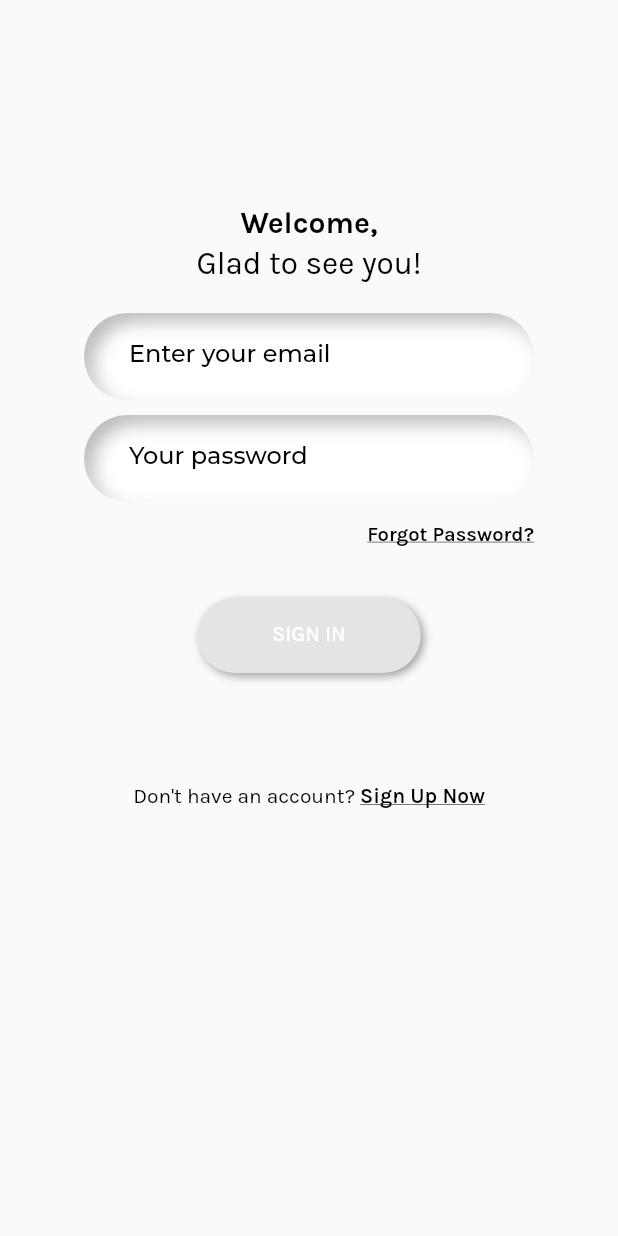
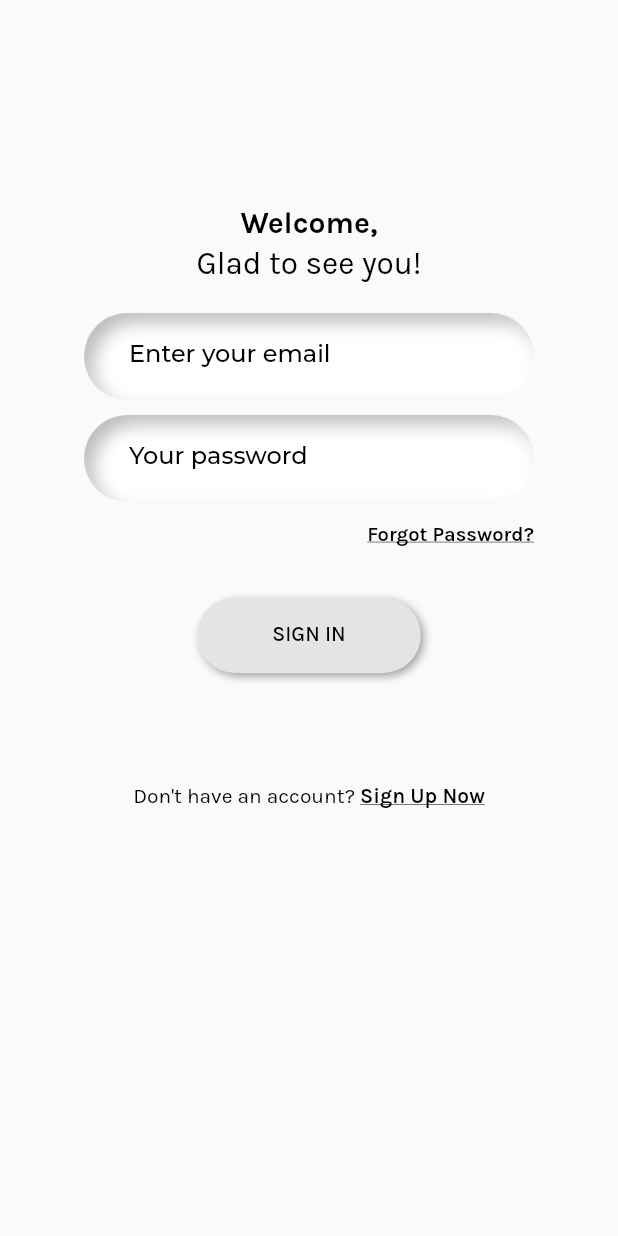
Before and after one commit to johnwandera37/Krazy-Knot, a Flutter app: the screen it shows after launch, on a phone screen of 412 x 824 dp. Run offline on Flutter 3.47's test engine with Material 2 defaults, Android fonts, the phone set to English and light mode, and no system bars; drawn by our look-alikes of flutter_neumorphic; our stand-ins replace animated_notch_bottom_bar, equatable, flutter_dotenv, get, google_fonts, hexcolor and 6 more; missing offline and left inert: open_street_map_search_and_pick; accounts and stored records are empty.

Commit message:
Making password invisible and removing the random error

```diff
--- a/lib/controllers/event_controller.dart
+++ b/lib/controllers/event_controller.dart
@@ -38,7 +38,7 @@ class EventController extends GetxController {
   initUserId() async {
     var controller = Get.find<ProfileController>();
     var profileData = await controller.profileData();
-    debugPrint('NEW USER IDDDD :::::::  ${controller.userInfo!.id}');
+    debugPrint('NEW USER ID :::::::  ${controller.userInfo!.id}');
     userId.value = controller.userInfo!.id;
     fetchEvents(userId.value);
   }
@@ -46,7 +46,7 @@ class EventController extends GetxController {
   //getEvents
   Future<void> fetchEvents(event_owner) async {
 
-    debugPrint('EVENT ID :::::  $event_owner');
+    debugPrint('USER ID :::::  $event_owner');
     try {
       //adfasdf
       final data = await ApiService().fetchEventsData(userId.value);
--- a/lib/controllers/profile_controller.dart
+++ b/lib/controllers/profile_controller.dart
@@ -75,7 +75,7 @@ class ProfileController extends GetxController implements GetxService {
     if (response.statusCode == 200) {
       _userModel = UserModel.fromJson(response.body);
       debugPrint('USER INFO ID+++++++++++++++++++++> ${_userModel!.id}');
-      Get.put(EventController()).fetchEvents(_userModel!.id);
+      // Get.put(EventController()).fetchEvents(_userModel!.id);
       Get.find<AuthController>()
           .setCustomerName('${_userModel!.firstName} ${_userModel!.lastName}');
     } else {
--- a/lib/ui/authentication/loginscreen.dart
+++ b/lib/ui/authentication/loginscreen.dart
@@ -40,6 +40,7 @@ class LoginScreen extends StatelessWidget {
               CustomInput(
                 hintText: Constants.yourPassStr,
                 textEditingController: authController.loginPasswordController,
+                obscureText: true,
               ),
               // FORGOT PASS
               sizedHeight(15),
--- a/lib/ui/base/widgets/custom_button.dart
+++ b/lib/ui/base/widgets/custom_button.dart
@@ -46,7 +46,7 @@ class CustomButton extends StatelessWidget {
               child: Text(
                 buttonStr,
                 style: GoogleFonts.karla(
-                  color: Colors.white,
+                  color: Colors.black,
                   fontSize: 14,
                   fontWeight: FontWeight.w500,
                   height: 1.0,
--- a/lib/ui/base/widgets/custom_input.dart
+++ b/lib/ui/base/widgets/custom_input.dart
@@ -1,5 +1,3 @@
-
-
 import 'package:photomanager/utils/export_files.dart';
 
 class CustomInput extends StatelessWidget {
@@ -8,6 +6,7 @@ class CustomInput extends StatelessWidget {
   final double? vertPadding;
   final String? prefixIconPath;
   final TextEditingController textEditingController;
+  final bool obscureText;
   const CustomInput({
     super.key,
     required this.hintText,
@@ -15,6 +14,7 @@ class CustomInput extends StatelessWidget {
     this.vertPadding,
     this.prefixIconPath,
     required this.textEditingController,
+    this.obscureText = false,
   });
 
   @override
@@ -36,6 +36,7 @@ class CustomInput extends StatelessWidget {
                 style: neumorphicStyle(),
                 child: TextFormField(
                   controller: textEditingController,
+                  obscureText: obscureText,
                   decoration:
                       inputDecorationWithPrefix(errorFontSize: errorFontSize),
                   style: inputTextStyle(),
@@ -46,6 +47,7 @@ class CustomInput extends StatelessWidget {
                 style: neumorphicStyle(),
                 child: TextFormField(
                   controller: textEditingController,
+                  obscureText: obscureText,
                   decoration: inputDecoration(
                     errorFontSize: errorFontSize,
                   ),
@@ -102,7 +104,7 @@ class CustomInput extends StatelessWidget {
   }) =>
       InputDecoration(
         prefixIcon: Container(
-          padding:const EdgeInsets.only(left: 10),
+          padding: const EdgeInsets.only(left: 10),
           child: Image.asset(
             prefixIconPath ?? '',
             width: 35,
--- a/lib/utils/constants.dart
+++ b/lib/utils/constants.dart
@@ -168,8 +168,8 @@ abstract class Constants {
   static const zohoAndroidAccessKey =
       "VXYedrQX8SnzHsZ53UT04ILm8bnYhFg3Re4dfDzsidVOFkiyIrH1c6WojkJ3lLdr%2F1kxbct5EvslpvlAnE7rTRbi8DRlwqK5jMILITsVryLOTc69%2BNo9RwAScVlganB9";
 
-  static String get fileName => "http://192.168.100.6:8080/api/";
-  static String get baseUrl => "http://192.168.100.6:8080/api/";
+  static String get fileName => "http://192.168.100.2:8080/api/";
+  static String get baseUrl => "http://192.168.100.2:8080/api/";
   static String get loginUrl => "login";
   static String get userInfoUrl => "user";
   static String get editUserInfoUrl => "login";
@@ -180,5 +180,5 @@ abstract class Constants {
   static String get sendForgotOtpUrl => "user/otp/verify";
   static String get speedTestUrl => "login";
   static String get likeImageUrl => "image/like";
-  static String get eventsUrl => "http://192.168.100.6:8080/api/";
+  static String get eventsUrl => "http://192.168.100.2:8080/api/";
 }
```
Also changed, not shown: lib/ui/cancelledevents/cancelled_events.dart (+15 -4 lines).
